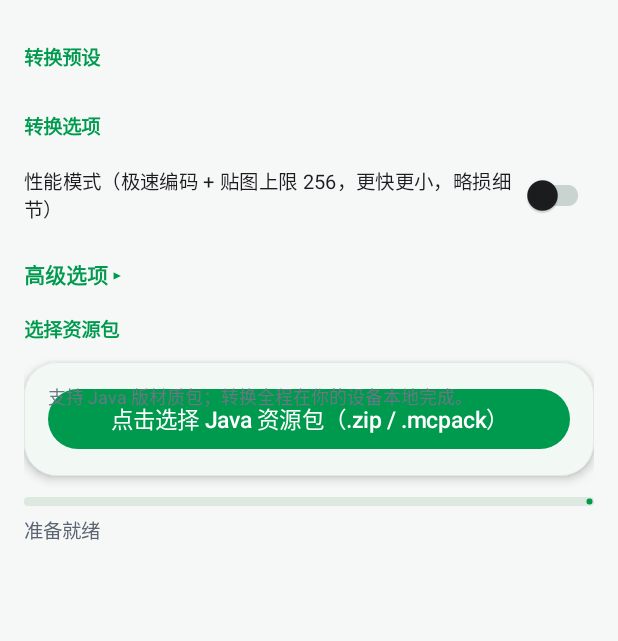
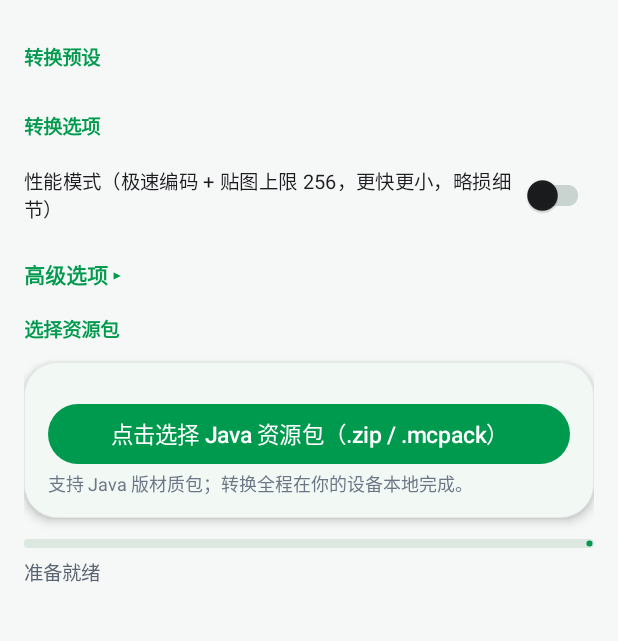
Before and after one commit to xiongmiaozai/OGA-Parity, an Android app: the screen it shows after launch (MainActivity), on a phone screen of 412 x 824 dp, the part 86-727 px from its top. Run offline under Robolectric (Android 15) with nearby library versions, the phone set to English and light mode, and no system bars; libraries missing offline, so code that uses them is left out: com.chaquo.python; 5 statements that could not run were skipped.

Commit message:
v1.4.4: 修复卡片重叠(FrameLayout→纵向LinearLayout) 主界面与资源库面板

```diff
--- a/mcjb-offline/app/build.gradle
+++ b/mcjb-offline/app/build.gradle
@@ -11,8 +11,8 @@ android {
         applicationId 'com.mcjb2vv.offline'
         minSdk 24
         targetSdk 34
-        versionCode 8
-        versionName '1.4.3'
+        versionCode 9
+        versionName '1.4.4'
         // 只打主流真机 ABI，控制体积；需要模拟器可加 x86_64
         ndk { abiFilters 'arm64-v8a' }
     }
--- a/mcjb-offline/app/src/main/java/com/mcjb2vv/offline/MainActivity.java
+++ b/mcjb-offline/app/src/main/java/com/mcjb2vv/offline/MainActivity.java
@@ -10,6 +10,7 @@ import android.graphics.Bitmap;
 import android.graphics.BitmapFactory;
 import android.graphics.Color;
 import android.graphics.Typeface;
+import android.graphics.drawable.GradientDrawable;
 import android.net.Uri;
 import android.os.Build;
 import android.os.Bundle;
@@ -82,7 +83,7 @@ public class MainActivity extends AppCompatActivity {
     private SwitchMaterial compatBox, perfBox;
     private ChipGroup presetGroup;
     private LinearLayout previewGrid, threadSeg, sizeSeg, body;
-    private MaterialCardView resultCard;
+    private LinearLayout resultCard;
     private ScrollView logScroll;
     private TextView resultTitle, resultMeta, fileInfoText;
 
@@ -192,7 +193,7 @@ public class MainActivity extends AppCompatActivity {
         // ---- 选择卡 ----
         // ---- 选择卡 ----
         body.addView(sectionLabel("选择资源包"));
-        MaterialCardView pickCard = card(0xFFF2F8F4, dp);
+        LinearLayout pickCard = card(0xFFF2F8F4, dp);
         pickBtn = mkButton("点击选择 Java 资源包（.zip / .mcpack）", "#009A4E",
                 new View.OnClickListener() {
                     @Override public void onClick(View v) { pickFile(); }
@@ -349,14 +350,18 @@ public class MainActivity extends AppCompatActivity {
         return b;
     }
 
-    private MaterialCardView card(int bg, float dp) {
-        MaterialCardView c = new MaterialCardView(this);
-        c.setCardBackgroundColor(ColorStateList.valueOf(bg));
-        c.setRadius(22 * dp);
-        c.setCardElevation(4 * dp);
-        c.setContentPadding((int) (16 * dp), (int) (14 * dp), (int) (16 * dp), (int) (14 * dp));
-        c.setStrokeColor(ColorStateList.valueOf(Color.parseColor("#E2E8E6")));
-        c.setStrokeWidth((int) (1 * dp));
+    private LinearLayout card(int bg, float dp) {
+        // 注意：MaterialCardView 继承自 FrameLayout，直接向其中 addView 多个子控件会互相
+        // 叠在左上角覆盖。这里改用纵向 LinearLayout + 圆角背景模拟卡片，子控件自然竖向排列。
+        LinearLayout c = new LinearLayout(this);
+        c.setOrientation(LinearLayout.VERTICAL);
+        c.setPadding((int) (16 * dp), (int) (14 * dp), (int) (16 * dp), (int) (14 * dp));
+        GradientDrawable d = new GradientDrawable();
+        d.setColor(bg);
+        d.setCornerRadius(22 * dp);
+        d.setStroke((int) (1 * dp), Color.parseColor("#E2E8E6"));
+        c.setBackground(d);
+        c.setElevation(4 * dp);
         LinearLayout.LayoutParams lp = new LinearLayout.LayoutParams(
                 ViewGroup.LayoutParams.MATCH_PARENT, ViewGroup.LayoutParams.WRAP_CONTENT);
         lp.topMargin = (int) (8 * dp);
```
Also changed, not shown: mcjb-offline/app/src/main/java/com/mcjb2vv/offline/LibraryActivity.java (+9 -3 lines), 2 other files.
